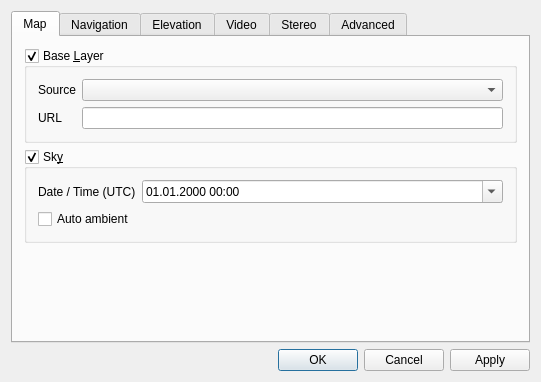
mbernasocchi/qgis, file src/plugins/globe/qgsglobeplugindialog.ui: the form before one commit.
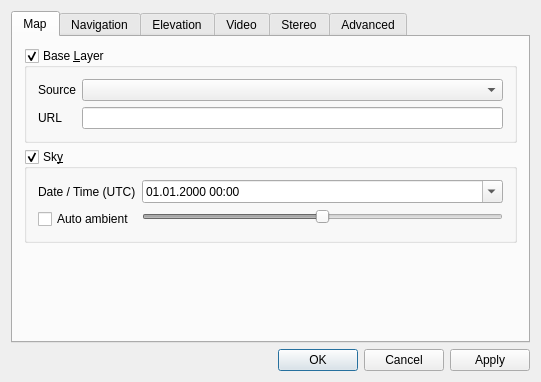
The form after the commit. Icons and pictures are not drawn.

Commit message: [Globe] Add setting to control ambient lighting

Patch:
```diff
--- a/src/plugins/globe/qgsglobeplugindialog.ui
+++ b/src/plugins/globe/qgsglobeplugindialog.ui
@@ -111,13 +111,35 @@
             </property>
            </widget>
           </item>
-          <item row="2" column="0" colspan="2">
+          <item row="2" column="0">
            <widget class="QCheckBox" name="checkBoxSkyAutoAmbient">
             <property name="text">
              <string>Auto ambient</string>
             </property>
            </widget>
           </item>
+          <item row="2" column="1">
+           <widget class="QSlider" name="horizontalSliderMinAmbient">
+            <property name="enabled">
+             <bool>false</bool>
+            </property>
+            <property name="maximum">
+             <number>100</number>
+            </property>
+            <property name="value">
+             <number>50</number>
+            </property>
+            <property name="orientation">
+             <enum>Qt::Horizontal</enum>
+            </property>
+            <property name="invertedControls">
+             <bool>false</bool>
+            </property>
+            <property name="tickPosition">
+             <enum>QSlider::NoTicks</enum>
+            </property>
+           </widget>
+          </item>
          </layout>
         </widget>
        </item>
```
The commit also changes 3 other files.
